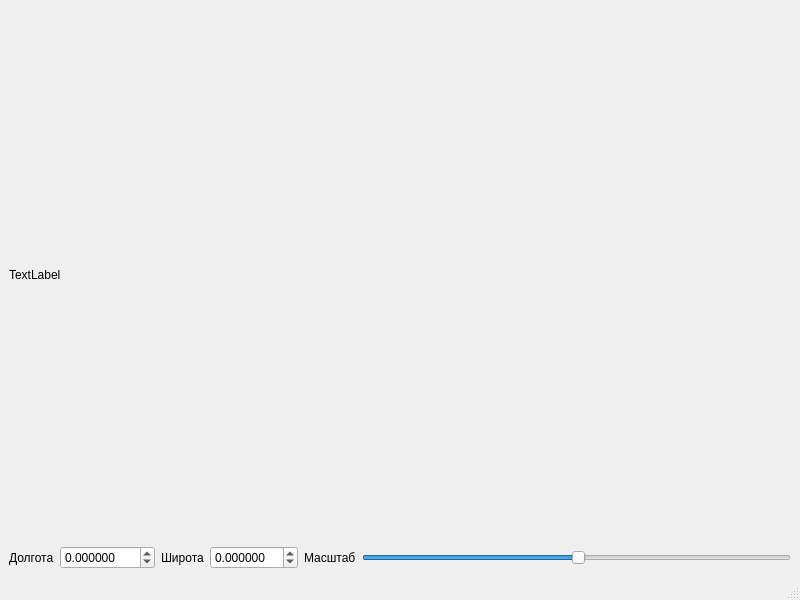
Before: the Qt Designer form window.ui in skgch-heigo/maps, drawn with Qt 5.
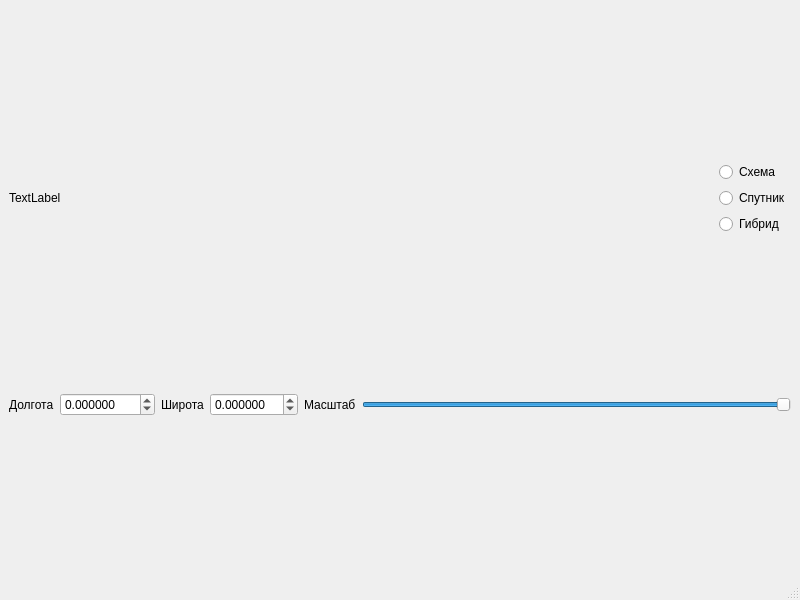
After: the same form once the commit is applied.

The edit to the form file:
```diff
--- a/window.ui
+++ b/window.ui
@@ -14,7 +14,9 @@
    <string>MainWindow</string>
   </property>
   <widget class="QWidget" name="centralwidget">
-   <layout class="QVBoxLayout" name="verticalLayout" stretch="1,0">
+   <layout class="QVBoxLayout" name="verticalLayout_2" stretch="1,0">
+    <item>
+     <layout class="QHBoxLayout" name="horizontalLayout_2" stretch="1,0">
     <item>
      <widget class="QLabel" name="label">
       <property name="text">
@@ -23,6 +25,33 @@
      </widget>
     </item>
     <item>
+       <layout class="QVBoxLayout" name="verticalLayout">
+        <item>
+         <widget class="QRadioButton" name="radioButton">
+          <property name="text">
+           <string>Схема</string>
+          </property>
+         </widget>
+        </item>
+        <item>
+         <widget class="QRadioButton" name="radioButton_2">
+          <property name="text">
+           <string>Спутник</string>
+          </property>
+         </widget>
+        </item>
+        <item>
+         <widget class="QRadioButton" name="radioButton_3">
+          <property name="text">
+           <string>Гибрид</string>
+          </property>
+         </widget>
+        </item>
+       </layout>
+      </item>
+     </layout>
+    </item>
+    <item>
      <layout class="QHBoxLayout" name="horizontalLayout">
       <item>
        <widget class="QLabel" name="label_2">
@@ -73,6 +102,9 @@
       </item>
       <item>
        <widget class="QSlider" name="horizontalSlider">
+        <property name="maximum">
+         <number>50</number>
+        </property>
         <property name="value">
          <number>50</number>
         </property>
```
Lines whose indentation alone changed are shown as unchanged.
